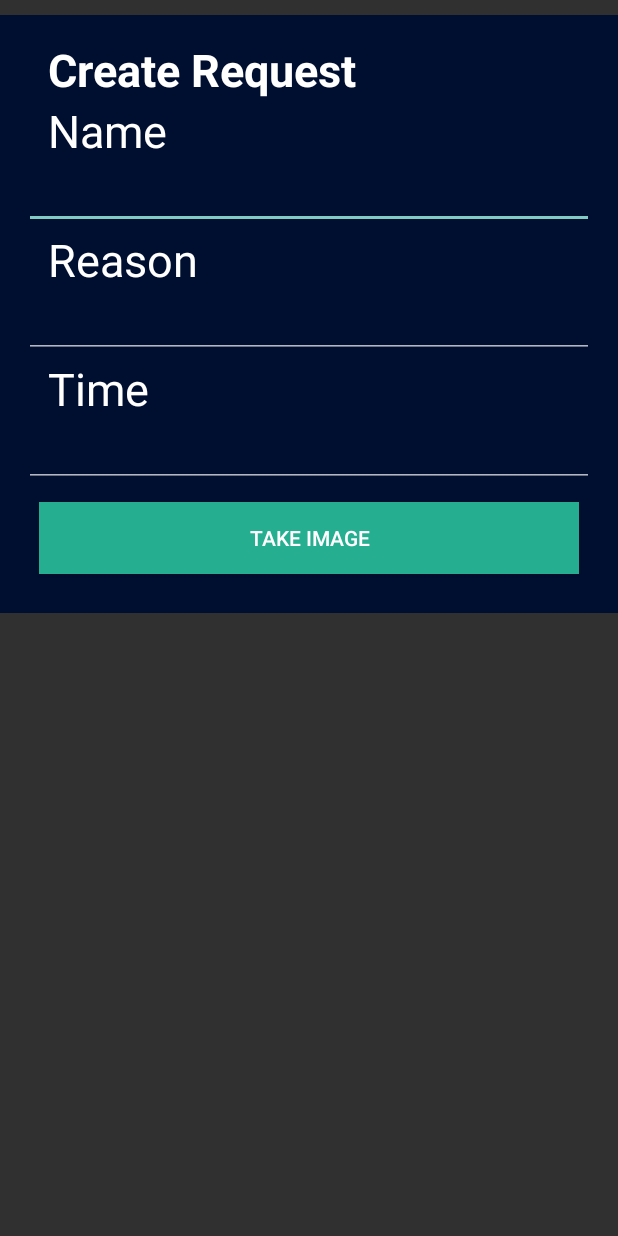
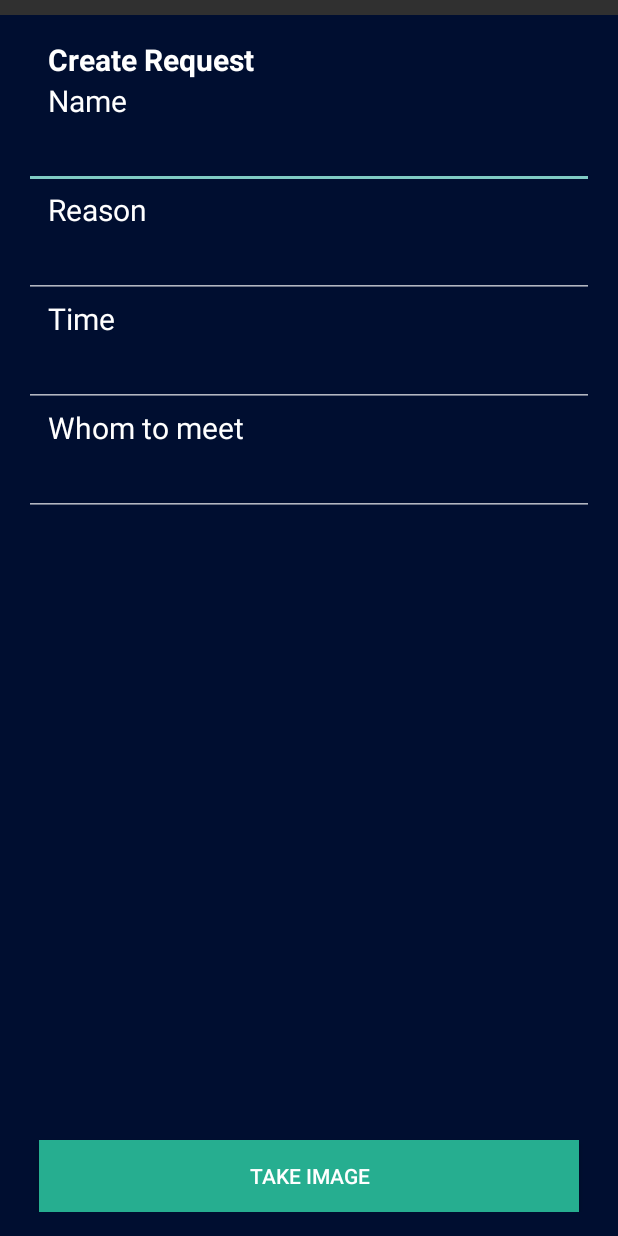
Before and after one commit to tarun14110/Usecure, an Android app: the layout security_create_request.xml on its own in the app's theme, with its tools: preview values and no code run, on a phone screen of 412 x 824 dp. Run offline under Robolectric (Android 15) with nearby library versions, the phone set to English and light mode, and no system bars.

```diff
--- a/app/src/main/res/layout/security_create_request.xml
+++ b/app/src/main/res/layout/security_create_request.xml
@@ -6,7 +6,7 @@
 
     <RelativeLayout
         android:layout_width="match_parent"
-        android:layout_height="wrap_content"
+        android:layout_height="match_parent"
         android:layout_marginTop="10dp"
         android:background="@color/colorPrimary"
         android:clickable="true"
@@ -19,7 +19,7 @@
         android:layout_width="wrap_content"
         android:layout_height="wrap_content"
         android:layout_marginStart="@dimen/activity_horizontal_margin"
-        android:textSize="30sp"
+        android:textSize="20sp"
         android:textStyle="bold"
         android:textAppearance="@style/TextAppearance.AppCompat.Medium"
         android:textColor="@color/TextColor"
@@ -33,7 +33,7 @@
             android:layout_width="wrap_content"
             android:layout_height="wrap_content"
             android:layout_marginStart="@dimen/activity_horizontal_margin"
-            android:textSize="30sp"
+            android:textSize="20sp"
             android:textAppearance="@style/TextAppearance.AppCompat.Medium"
             android:textColor="@color/TextColor" />
 
@@ -48,7 +48,7 @@
             android:layout_width="wrap_content"
             android:layout_height="wrap_content"
             android:layout_marginStart="@dimen/activity_horizontal_margin"
-            android:textSize="30sp"
+            android:textSize="20sp"
             android:textAppearance="@style/TextAppearance.AppCompat.Medium"
             android:textColor="@color/TextColor"
             android:layout_below="@+id/editname"
@@ -70,7 +70,7 @@
             android:layout_width="wrap_content"
             android:layout_height="wrap_content"
             android:layout_marginStart="@dimen/activity_horizontal_margin"
-            android:textSize="30sp"
+            android:textSize="20sp"
             android:textAppearance="@style/TextAppearance.AppCompat.Medium"
             android:textColor="@color/TextColor"
             android:layout_below="@+id/editReason"
@@ -87,15 +87,42 @@
             android:layout_height="wrap_content"
             android:textColor="@color/TextColor"
             android:id="@+id/editTime" />
+
+        <TextView
+            android:layout_width="wrap_content"
+            android:layout_height="wrap_content"
+            android:layout_marginStart="@dimen/activity_horizontal_margin"
+            android:textSize="20sp"
+            android:textAppearance="@style/TextAppearance.AppCompat.Medium"
+            android:textColor="@color/TextColor"
+            android:layout_below="@+id/editTime"
+            android:text="Whom to meet"
+            android:layout_marginLeft="100dp"
+            android:id="@+id/whomToContact"
+
+            />
+
+        <EditText
+
+            android:layout_below="@+id/whomToContact"
+            android:layout_width="fill_parent"
+            android:layout_height="wrap_content"
+            android:textColor="@color/TextColor"
+            android:id="@+id/whomToContactText" />
+
+
         <Button
             android:id="@+id/addPhoto"
-            android:layout_below="@id/editTime"
+
+            android:layout_alignParentBottom="true"
             android:layout_width="fill_parent"
             android:layout_height="wrap_content"
             android:background="@color/bg_login"
             android:text="Take Image"
-            android:layout_margin="10dp"
-            android:textColor="@color/TextColor" />
+            android:textColor="@color/TextColor"
+            android:layout_marginLeft="10dp"
+            android:layout_marginRight="10dp"
+            android:layout_marginTop="10dp" />
 
     </RelativeLayout>
 
```
Also changed, not shown: app/src/main/java/com/rocks/mafia/entrancesecurity/RequestFragment.java (+12 -0 lines), app/src/main/java/com/rocks/mafia/entrancesecurity/SecurityRequestFragment.java (+122 -1 lines).
